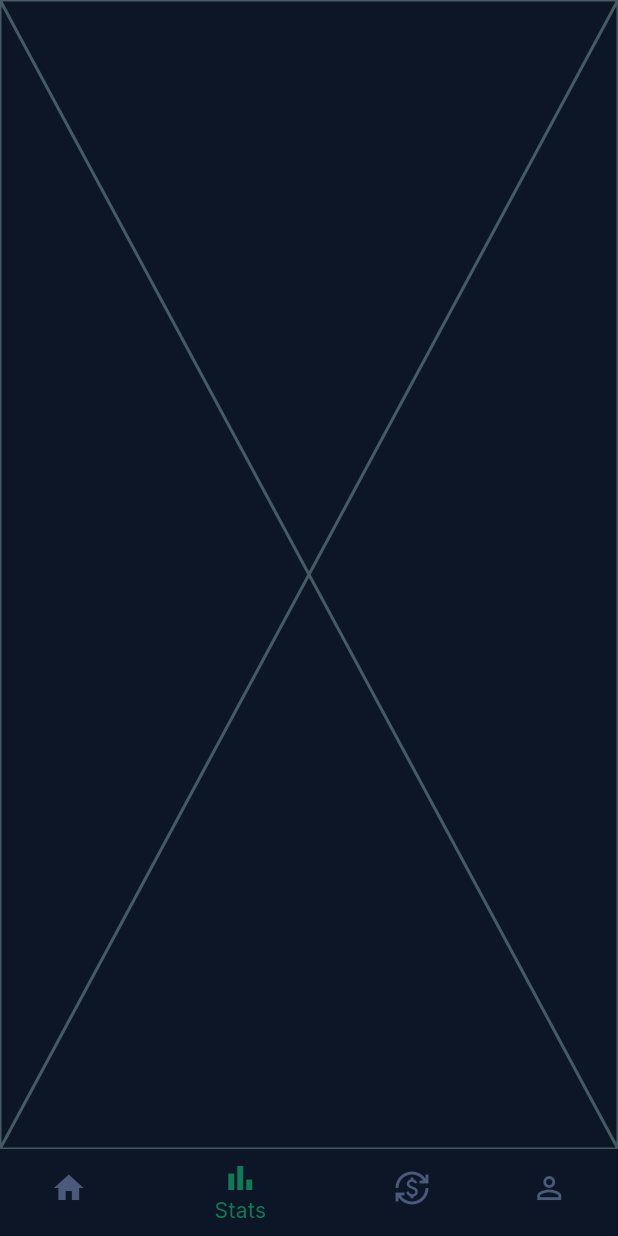
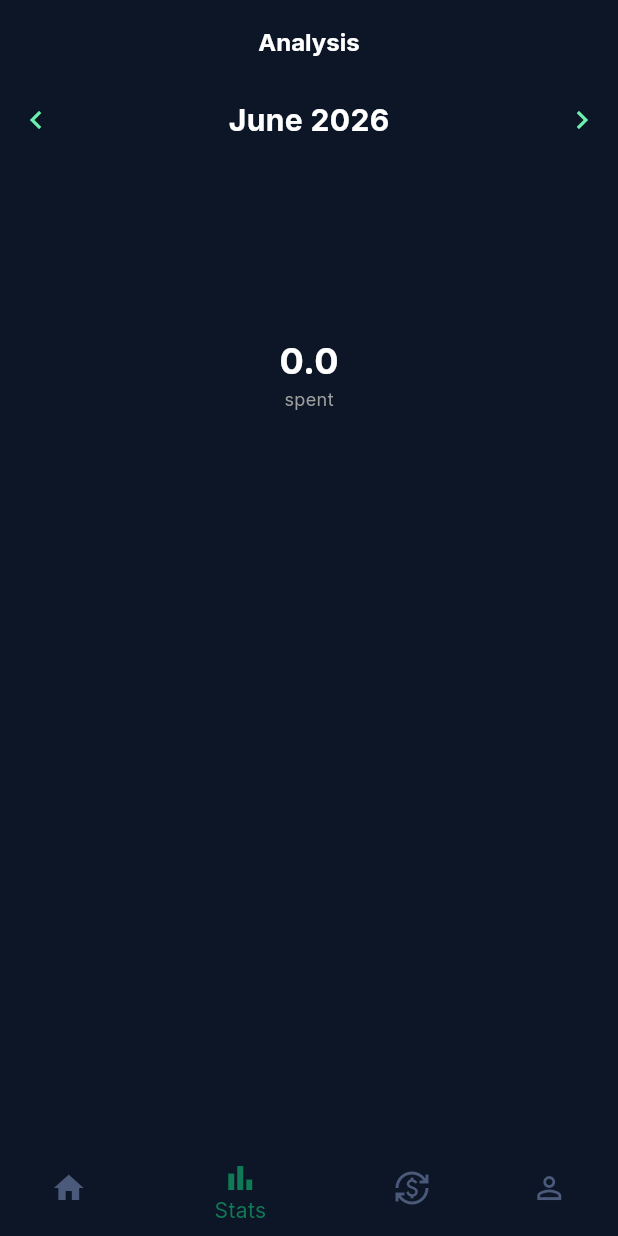
Before and after one commit to shrewd-baddest/finance_track, a Flutter app: the screen it shows after launch, item 2 of the bottom bar chosen, on a phone screen of 412 x 824 dp. Run offline on Flutter 3.47's test engine with Material 3 defaults, Android fonts, the phone set to English and light mode, and no system bars; drawn by our look-alikes of fl_chart; our stand-ins replace flutter_riverpod, google_fonts, riverpod, sqflite; accounts and stored records are empty.

Commit message:
added bar chart

```diff
--- a/lib/constants/categories.dart
+++ b/lib/constants/categories.dart
@@ -2,13 +2,17 @@ import 'package:flutter/material.dart';
 
 class Arrays {
   static List<Map<String, dynamic>> categoryList = [
-    {"icon": Icons.restaurant, "name": "food"},
-    {"icon": Icons.directions_bus, "name": "transport"},
-    {"icon": Icons.shopping_bag, "name": "shopping"},
-    {"icon": Icons.local_hospital, "name": "health"},
-    {"icon": Icons.sports_esports, "name": "Entertainment"},
-    {"icon": Icons.receipt_long, "name": "Bills"},
-    {"icon": Icons.home, "name": "Rent"},
-    {"icon": Icons.more_horiz, "name": "other"},
+    {"icon": Icons.restaurant, "name": "food", "color": Colors.orange},
+    {"icon": Icons.directions_bus, "name": "transport", "color": Colors.blue},
+    {"icon": Icons.shopping_bag, "name": "shopping", "color": Colors.purple},
+    {"icon": Icons.local_hospital, "name": "health", "color": Colors.red},
+    {
+      "icon": Icons.sports_esports,
+      "name": "Entertainment",
+      "color": Colors.teal,
+    },
+    {"icon": Icons.receipt_long, "name": "Bills", "color": Colors.green},
+    {"icon": Icons.home, "name": "Rent", "color": Colors.brown},
+    {"icon": Icons.more_horiz, "name": "other", "color": Colors.grey},
   ];
 }
--- a/lib/providers/state_providers.dart
+++ b/lib/providers/state_providers.dart
@@ -10,7 +10,7 @@ final expenseProvider = StateProvider<bool>((ref) => true);
 final selectedCardProvider = StateProvider<Map<String, dynamic>>(
   (ref) => {"name": "food", "icon": Icons.restaurant},
 );
-final dateProvider = StateProvider<String>((ref) => "");
+final dateProvider = StateProvider<DateTime>((ref) => DateTime.now());
 final transactionProvider = Provider<TransactionRepository>(
   (ref) => TransactionRepository(DatabaseService()),
 );
@@ -21,3 +21,13 @@ final getTransactionNotifier =
     AsyncNotifierProvider<getTransaction, List<TransactionModel>>(
       getTransaction.new,
     );
+final updateDateNotifier = NotifierProvider<GetDate, DateTime>(GetDate.new);
+
+final totalAmountProvider = NotifierProvider<TotalAmountNotifier, double>(
+  TotalAmountNotifier.new,
+);
+
+final barProvider =
+    AsyncNotifierProvider<getBarData, List<Map<String, dynamic>>>(
+      getBarData.new,
+    );
--- a/lib/screens/stats-screen.dart
+++ b/lib/screens/stats-screen.dart
@@ -1,10 +1,25 @@
 import 'package:flutter/material.dart';
+import 'package:flutter_riverpod/flutter_riverpod.dart';
+import 'package:transaction_tracker/widgets/bar_chart.dart';
+import 'package:transaction_tracker/widgets/date_widget.dart';
+import 'package:transaction_tracker/widgets/doughnut.dart';
 
-class StatsScreen extends StatelessWidget {
+class StatsScreen extends ConsumerWidget {
   const StatsScreen({super.key});
 
   @override
-  Widget build(BuildContext context) {
-    return const Placeholder();
+  Widget build(BuildContext context, WidgetRef ref) {
+    return Scaffold(
+      appBar: AppBar(title: Center(child: Text('Analysis'))),
+      body: Column(
+        children: [
+          MonthHeader(),
+          SizedBox(height: 20),
+          PieChartWidget(),
+          SizedBox(height: 20),
+          Expanded(child: MonthlyBarChart()),
+        ],
+      ),
+    );
   }
 }
--- /dev/null
+++ b/lib/widgets/bar_chart.dart
@@ -0,0 +1,66 @@
+import 'dart:math';
+
+import 'package:fl_chart/fl_chart.dart';
+import 'package:flutter/material.dart';
+import 'package:flutter_riverpod/flutter_riverpod.dart';
+import 'package:transaction_tracker/providers/state_providers.dart';
+
+class MonthlyBarChart extends ConsumerWidget {
+  MonthlyBarChart({super.key});
+
+  final random = Random();
+
+  Color randomColor() {
+    return Color.fromARGB(
+      255,
+      random.nextInt(256),
+      random.nextInt(256),
+      random.nextInt(256),
+    );
+  }
+
+  @override
+  Widget build(BuildContext context, WidgetRef ref) {
+    final dataChart = ref.watch(barProvider);
+
+    return dataChart.when(
+      data: (transaction) {
+        final sectionRods = transaction.map((data) {
+          return BarChartGroupData(
+            x: int.parse(data['month']),
+            barRods: [
+              BarChartRodData(
+                toY: (data['total_amount'] as num).toDouble(),
+                width: 20,
+                borderRadius: BorderRadius.circular(4),
+                color: randomColor(),
+              ),
+            ],
+          );
+        }).toList();
+
+        return SizedBox(
+          height: 300,
+          child: BarChart(
+            BarChartData(
+              borderData: FlBorderData(show: false),
+              titlesData: FlTitlesData(show: false),
+              gridData: FlGridData(show: false),
+              barGroups: sectionRods,
+            ),
+          ),
+        );
+      },
+
+      loading: () => const CircularProgressIndicator(),
+
+      error: (error, stack) {
+        print(error.toString());
+        return Text(
+          error.toString(),
+          style: const TextStyle(color: Colors.red),
+        );
+      },
+    );
+  }
+}
--- /dev/null
+++ b/lib/widgets/date_widget.dart
@@ -0,0 +1,41 @@
+import 'package:flutter/material.dart';
+import 'package:flutter_riverpod/flutter_riverpod.dart';
+import 'package:transaction_tracker/providers/state_providers.dart';
+import 'package:intl/intl.dart';
+
+class MonthHeader extends ConsumerWidget {
+  const MonthHeader({super.key});
+
+  @override
+  Widget build(BuildContext context, WidgetRef ref) {
+    final date = ref.watch(updateDateNotifier);
+
+    return Row(
+      mainAxisAlignment: MainAxisAlignment.spaceBetween,
+      children: [
+        IconButton(
+          onPressed: () {
+            ref.read(updateDateNotifier.notifier).previousMonth();
+          },
+          icon: const Icon(Icons.chevron_left, color: Colors.greenAccent),
+        ),
+
+        Text(
+          DateFormat('MMMM yyyy').format(date),
+          style: const TextStyle(
+            color: Colors.white,
+            fontSize: 20,
+            fontWeight: FontWeight.bold,
+          ),
+        ),
+
+        IconButton(
+          onPressed: () {
+            ref.read(updateDateNotifier.notifier).nextMonth();
+          },
+          icon: const Icon(Icons.chevron_right, color: Colors.greenAccent),
+        ),
+      ],
+    );
+  }
+}
--- /dev/null
+++ b/lib/widgets/doughnut.dart
@@ -0,0 +1,117 @@
+import 'package:fl_chart/fl_chart.dart';
+import 'package:flutter/material.dart';
+import 'package:flutter_riverpod/flutter_riverpod.dart';
+import 'package:transaction_tracker/constants/categories.dart';
+import 'package:transaction_tracker/models/transaction_model.dart';
+import 'package:transaction_tracker/providers/state_providers.dart';
+
+class PieChartWidget extends ConsumerWidget {
+  PieChartWidget({super.key});
+
+  double addAmount(List<TransactionModel> transactions, String name) {
+    return transactions
+        .where(
+          (t) =>
+              t.category['name'].toString().toLowerCase() == name.toLowerCase(),
+        )
+        .fold(0.0, (sum, t) => sum + t.amount);
+  }
+
+  @override
+  Widget build(BuildContext context, WidgetRef ref) {
+    final transactionsList = ref.watch(getTransactionNotifier);
+    final total = ref.watch(totalAmountProvider);
+
+    return Column(
+      children: [
+        transactionsList.when(
+          data: (transaction) {
+            final sections = Arrays.categoryList.map((category) {
+              final amount = addAmount(transaction, category['name']);
+              return PieChartSectionData(
+                value: amount,
+                color: category['color'],
+                radius: 25,
+                showTitle: false,
+              );
+            }).toList();
+            final listCategory = Arrays.categoryList
+                .where((category) {
+                  final amount = addAmount(transaction, category['name']);
+                  return amount != 0.0;
+                })
+                .map((category) {
+                  final amount = addAmount(transaction, category['name']);
+                  return ListTile(
+                    leading: SizedBox(
+                      height: 20,
+                      width: 20,
+                      child: Card(
+                        color: category['color'],
+                        shape: RoundedRectangleBorder(
+                          borderRadius: BorderRadiusGeometry.circular(10.0),
+                        ),
+                      ),
+                    ),
+                    title: Text(
+                      category['name'],
+                      style: Theme.of(context).textTheme.bodyMedium,
+                    ),
+                    trailing: Text(
+                      amount.toStringAsFixed(2),
+                      style: Theme.of(context).textTheme.bodyMedium,
+                    ),
+                  );
+                })
+                .toList();
+
+            return Column(
+              children: [
+                Stack(
+                  alignment: Alignment.center,
+                  children: [
+                    SizedBox(
+                      height: 250,
+                      width: 250,
+                      child: PieChart(
+                        PieChartData(
+                          centerSpaceRadius: 50,
+                          sectionsSpace: 0,
+                          sections: sections,
+                        ),
+                      ),
+                    ),
+                    Column(
+                      mainAxisSize: MainAxisSize.min,
+                      children: [
+                        Text(
+                          total.toString(),
+                          style: TextStyle(
+                            color: Colors.white,
+                            fontSize: 24,
+                            fontWeight: FontWeight.bold,
+                          ),
+                        ),
+                        Text("spent", style: TextStyle(color: Colors.grey)),
+                      ],
+                    ),
+                  ],
+                ),
+                Column(children: listCategory),
+              ],
+            );
+          },
+          loading: () => const CircularProgressIndicator(),
+
+          error: (error, stack) {
+            print(error.toString());
+            return Text(
+              error.toString(),
+              style: const TextStyle(color: Colors.red),
+            );
+          },
+        ),
+      ],
+    );
+  }
+}
--- a/pubspec.yaml
+++ b/pubspec.yaml
@@ -38,6 +38,8 @@ dependencies:
   path: ^1.9.1
   google_fonts: ^8.1.0
   flutter_riverpod: ^3.3.2
+  intl: ^0.20.2
+  fl_chart: ^1.2.0
 
 dev_dependencies:
   flutter_test:
```
Also changed, not shown: lib/providers/notifier_provider.dart (+47 -0 lines), lib/repositories/transaction_repository.dart (+18 -1 lines), lib/screens/addtransactions.dart (+8 -1 lines), lib/widgets/dateField.dart (+4 -3 lines), lib/widgets/list_category.dart (added, +11 -0 lines), lib/screens/analysis.dart (added), pubspec.lock.
